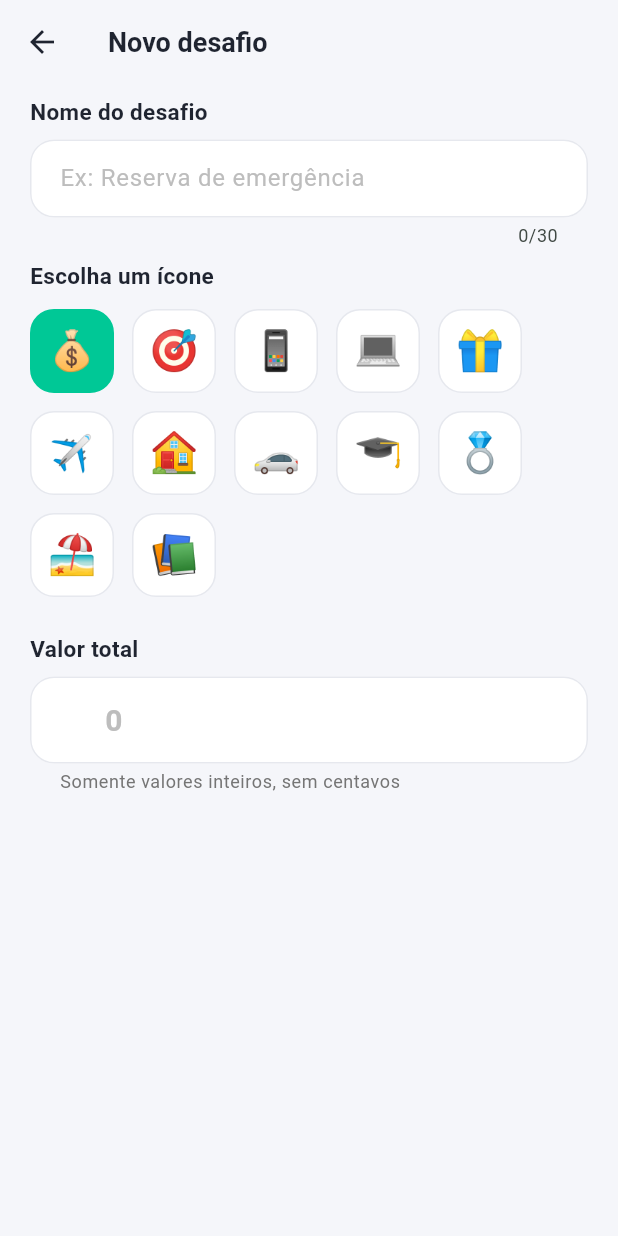
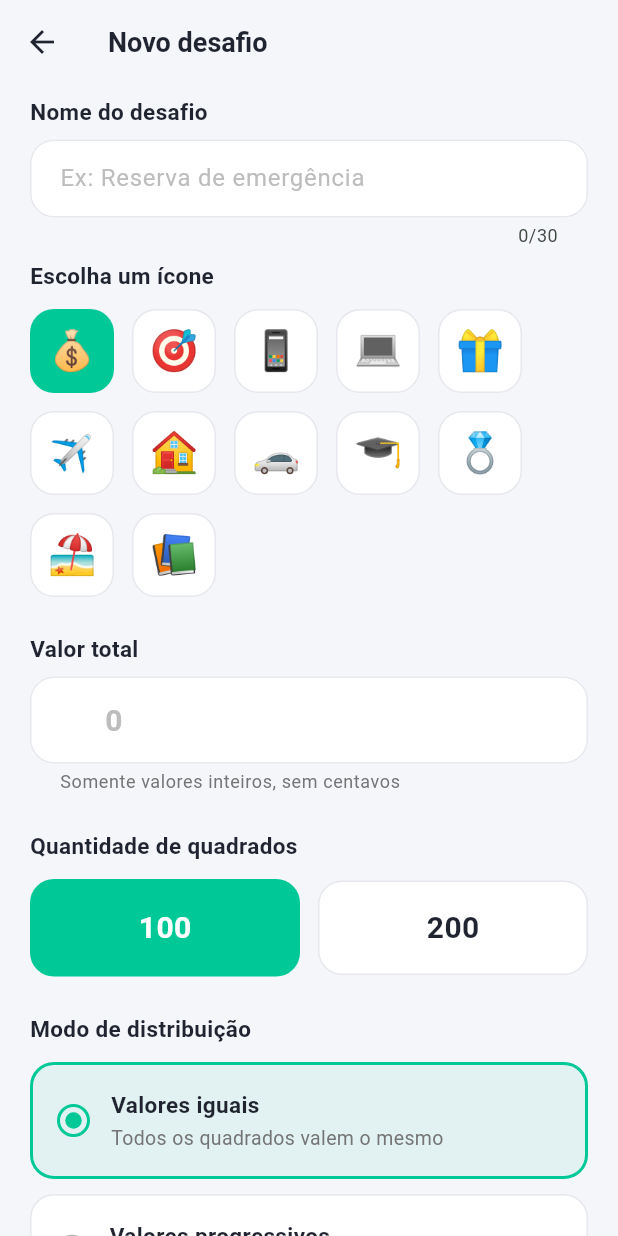
Before and after one commit to cristopherlima-dev/desafio_dos_depositos, a Flutter app: the NovoDesafioScreen screen opened directly, on a phone screen of 412 x 824 dp. Run offline on Flutter 3.47's test engine with Material 3 defaults, Android fonts, the phone set to English and light mode, and no system bars.

Commit message:
feat: adiciona quantidade de quadrados e modo de distribuicao

```diff
--- a/lib/screens/novo_desafio_screen.dart
+++ b/lib/screens/novo_desafio_screen.dart
@@ -2,9 +2,6 @@ import 'package:flutter/material.dart';
 import 'package:flutter/services.dart';
 
 /// Formata o número digitado com separador de milhar: 3000 → 3.000
-///
-/// Só cuida do separador. O "R$ " é desenhado pelo campo (prefixText),
-/// então o usuário nunca consegue apagá-lo sem querer.
 class _MilharInputFormatter extends TextInputFormatter {
   static const int _maxDigitos = 9; // até 999.999.999
 
@@ -13,19 +10,14 @@ class _MilharInputFormatter extends TextInputFormatter {
     TextEditingValue oldValue,
     TextEditingValue newValue,
   ) {
-    // 1. Joga fora tudo que não é dígito (inclusive os pontos antigos).
     String digitos = newValue.text.replaceAll(RegExp(r'[^0-9]'), '');
-
-    // 2. Campo vazio: deixa vazio (senão o usuário não consegue apagar tudo).
     if (digitos.isEmpty) return const TextEditingValue();
 
-    // 3. Trava o tamanho e remove zeros à esquerda ("007" → "7").
     if (digitos.length > _maxDigitos) {
       digitos = digitos.substring(0, _maxDigitos);
     }
     final int numero = int.parse(digitos);
 
-    // 4. Reinsere os pontos e joga o cursor pro fim.
     final String texto = _comMilhar(numero);
     return TextEditingValue(
       text: texto,
@@ -33,17 +25,26 @@ class _MilharInputFormatter extends TextInputFormatter {
     );
   }
 
-  /// 3000 → "3.000" · 1234567 → "1.234.567"
   static String _comMilhar(int numero) {
     final String s = numero.toString();
     final StringBuffer buffer = StringBuffer();
     for (int i = 0; i < s.length; i++) {
-      // Ponto a cada 3 dígitos contados da direita pra esquerda.
       if (i > 0 && (s.length - i) % 3 == 0) buffer.write('.');
       buffer.write(s[i]);
     }
     return buffer.toString();
   }
+}
+
+/// Os três modos de distribuição dos valores entre os quadrados.
+enum ModoDistribuicao {
+  iguais('Valores iguais', 'Todos os quadrados valem o mesmo'),
+  progressivo('Valores progressivos', 'Começa baixo e vai subindo'),
+  aleatorio('Valores aleatórios', 'Sorteados uma vez, na criação');
+
+  const ModoDistribuicao(this.titulo, this.descricao);
+  final String titulo;
+  final String descricao;
 }
 
 class NovoDesafioScreen extends StatefulWidget {
@@ -54,7 +55,6 @@ class NovoDesafioScreen extends StatefulWidget {
 }
 
 class _NovoDesafioScreenState extends State<NovoDesafioScreen> {
-  // Mesmas cores da HomeScreen (por ora duplicadas; centralizar depois).
   static const Color _verde = Color(0xFF00C896);
   static const Color _escuro = Color(0xFF1F2430);
   static const Color _borda = Color(0xFFE6E8EE);
@@ -62,7 +62,6 @@ class _NovoDesafioScreenState extends State<NovoDesafioScreen> {
   final TextEditingController _nomeController = TextEditingController();
   final TextEditingController _valorController = TextEditingController();
 
-  // Valor total em REAIS inteiros (sem centavos). Vira centavos na fase de lógica.
   int _valorEmReais = 0;
 
   static const List<String> _emojis = [
@@ -82,6 +81,10 @@ class _NovoDesafioScreenState extends State<NovoDesafioScreen> {
 
   String _emojiSelecionado = '💰';
 
+  // --- Novos estados do 6d ---
+  int _quadrados = 100;
+  ModoDistribuicao _modo = ModoDistribuicao.iguais;
+
   @override
   void dispose() {
     _nomeController.dispose();
@@ -89,7 +92,6 @@ class _NovoDesafioScreenState extends State<NovoDesafioScreen> {
     super.dispose();
   }
 
-  /// Borda padrão dos campos (evita repetir o OutlineInputBorder 3x por campo).
   OutlineInputBorder _borda_({Color cor = _borda, double largura = 1}) {
     return OutlineInputBorder(
       borderRadius: BorderRadius.circular(16),
@@ -97,15 +99,22 @@ class _NovoDesafioScreenState extends State<NovoDesafioScreen> {
     );
   }
 
+  Widget _rotulo(String texto) {
+    return Text(
+      texto,
+      style: const TextStyle(
+        color: _escuro,
+        fontSize: 15,
+        fontWeight: FontWeight.w600,
+      ),
+    );
+  }
+
   Widget _buildOpcaoEmoji(String emoji) {
     final bool selecionado = emoji == _emojiSelecionado;
 
     return GestureDetector(
-      onTap: () {
-        setState(() {
-          _emojiSelecionado = emoji;
-        });
-      },
+      onTap: () => setState(() => _emojiSelecionado = emoji),
       child: AnimatedContainer(
         duration: const Duration(milliseconds: 150),
         width: 56,
@@ -124,14 +133,108 @@ class _NovoDesafioScreenState extends State<NovoDesafioScreen> {
     );
   }
 
-  /// Rótulo padrão das seções do formulário.
-  Widget _rotulo(String texto) {
-    return Text(
-      texto,
-      style: const TextStyle(
-        color: _escuro,
-        fontSize: 15,
-        fontWeight: FontWeight.w600,
+  /// Botão de quantidade (100 ou 200). Expandido pra dividir a largura.
+  Widget _buildOpcaoQuadrados(int quantidade) {
+    final bool selecionado = quantidade == _quadrados;
+
+    return Expanded(
+      child: GestureDetector(
+        onTap: () => setState(() => _quadrados = quantidade),
+        child: AnimatedContainer(
+          duration: const Duration(milliseconds: 150),
+          padding: const EdgeInsets.symmetric(vertical: 16),
+          decoration: BoxDecoration(
+            color: selecionado ? _verde : Colors.white,
+            borderRadius: BorderRadius.circular(16),
+            border: Border.all(
+              color: selecionado ? _verde : _borda,
+              width: selecionado ? 2 : 1,
+            ),
+          ),
+          alignment: Alignment.center,
+          child: Text(
+            '$quantidade',
+            style: TextStyle(
+              color: selecionado ? Colors.white : _escuro,
+              fontSize: 20,
+              fontWeight: FontWeight.bold,
+            ),
+          ),
+        ),
+      ),
+    );
+  }
+
+  /// Card de modo de distribuição, com título, descrição e "bolinha" de rádio.
+  Widget _buildOpcaoModo(ModoDistribuicao modo) {
+    final bool selecionado = modo == _modo;
+
+    return GestureDetector(
+      onTap: () => setState(() => _modo = modo),
+      child: AnimatedContainer(
+        duration: const Duration(milliseconds: 150),
+        margin: const EdgeInsets.only(bottom: 10),
+        padding: const EdgeInsets.all(16),
+        decoration: BoxDecoration(
+          // Selecionado: fundo verde bem clarinho (não chapado, pra não competir
+          // com o texto). Mesma técnica ARGB do badge da Home.
+          color: selecionado ? const Color(0x1400C896) : Colors.white,
+          borderRadius: BorderRadius.circular(16),
+          border: Border.all(
+            color: selecionado ? _verde : _borda,
+            width: selecionado ? 2 : 1,
+          ),
+        ),
+        child: Row(
+          children: [
+            // Bolinha de rádio desenhada na mão (2 círculos concêntricos).
+            Container(
+              width: 22,
+              height: 22,
+              decoration: BoxDecoration(
+                shape: BoxShape.circle,
+                border: Border.all(
+                  color: selecionado ? _verde : Colors.grey.shade400,
+                  width: 2,
+                ),
+              ),
+              alignment: Alignment.center,
+              child: selecionado
+                  ? Container(
+                      width: 11,
+                      height: 11,
+                      decoration: const BoxDecoration(
+                        shape: BoxShape.circle,
+                        color: _verde,
+                      ),
+                    )
+                  : null,
+            ),
+
+            const SizedBox(width: 14),
+
+            Expanded(
+              child: Column(
+                crossAxisAlignment: CrossAxisAlignment.start,
+                children: [
+                  Text(
+                    modo.titulo,
+                    style: const TextStyle(
+                      color: _escuro,
+                      fontSize: 15,
+                      fontWeight: FontWeight.bold,
+                    ),
+                  ),
+                  const SizedBox(height: 2),
+                  Text(
+                    modo.descricao,
+                    style: TextStyle(fontSize: 13, color: Colors.grey.shade600),
+                  ),
+                ],
+              ),
+            ),
+          ],
+        ),
       ),
     );
   }
@@ -210,8 +313,6 @@ class _NovoDesafioScreenState extends State<NovoDesafioScreen> {
                   fontWeight: FontWeight.bold,
                 ),
                 onChanged: (texto) {
-                  // Guarda o número puro. Sem setState: nada na tela depende
-                  // dele ainda. A validação em tempo real chega na fase de lógica.
                   final digitos = texto.replaceAll(RegExp(r'[^0-9]'), '');
                   _valorEmReais = digitos.isEmpty ? 0 : int.parse(digitos);
                   debugPrint('Valor: $_valorEmReais');
@@ -244,6 +345,26 @@ class _NovoDesafioScreenState extends State<NovoDesafioScreen> {
               ),
 
               const SizedBox(height: 24),
+
+              // --- Quantidade de quadrados ---
+              _rotulo('Quantidade de quadrados'),
+              const SizedBox(height: 12),
+              Row(
+                children: [
+                  _buildOpcaoQuadrados(100),
+                  const SizedBox(width: 12),
+                  _buildOpcaoQuadrados(200),
+                ],
+              ),
+
+              const SizedBox(height: 24),
+
+              // --- Modo de distribuição ---
+              _rotulo('Modo de distribuição'),
+              const SizedBox(height: 12),
+              ...ModoDistribuicao.values.map(_buildOpcaoModo),
+
+              const SizedBox(height: 24),
             ],
           ),
         ),
```
